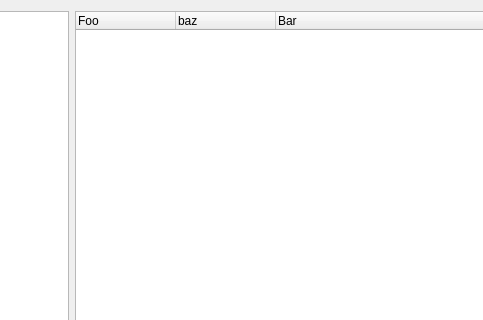
Above: Resources/ui/student_window.ui from azzamsa/lupv before the change; both pictures show x 494 to 977 and y 0 to 320 of the 1132 by 771 pixel window. Below: the same form after it.
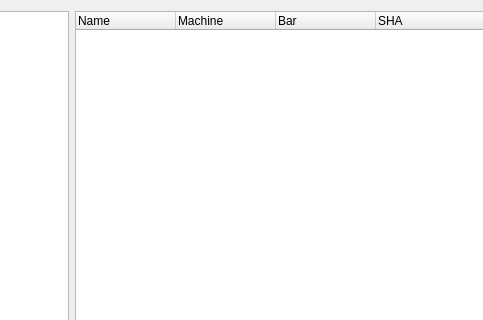
That is the form after the change.

Patch:
```diff
--- a/Resources/ui/student_window.ui
+++ b/Resources/ui/student_window.ui
@@ -27,12 +27,12 @@
       <widget class="QTreeWidget" name="log_tree">
        <column>
         <property name="text">
-         <string notr="true">Foo</string>
+         <string notr="true">Name</string>
         </property>
        </column>
        <column>
         <property name="text">
-         <string>baz</string>
+         <string>Machine</string>
         </property>
        </column>
        <column>
@@ -40,6 +40,11 @@
          <string>Bar</string>
         </property>
        </column>
+       <column>
+        <property name="text">
+         <string>SHA</string>
+        </property>
+       </column>
       </widget>
      </item>
     </layout>
```
